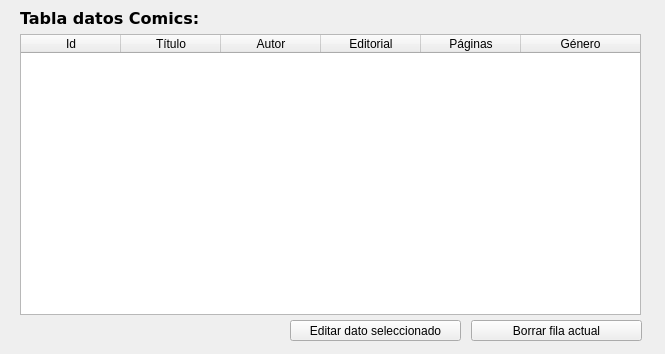
Old version of the form ejercicio06guiComicsMysql2/ventanas/ventana_nueva_tabla.ui in the repository trecebarrado/nacho.
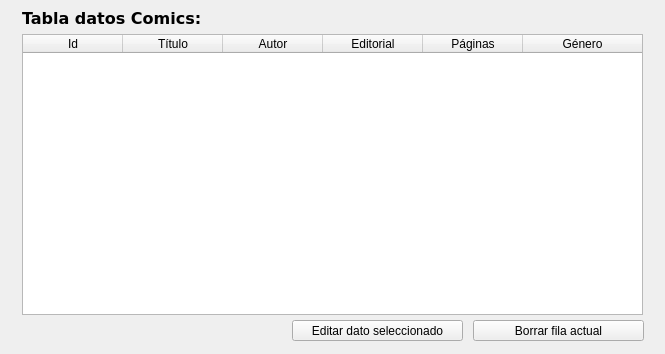
New version of the form.

```diff
--- a/ejercicio06guiComicsMysql2/ventanas/ventana_nueva_tabla.ui
+++ b/ejercicio06guiComicsMysql2/ventanas/ventana_nueva_tabla.ui
@@ -17,9 +17,9 @@
    <widget class="QLabel" name="lbl_tabla">
     <property name="geometry">
      <rect>
-      <x>20</x>
+      <x>22</x>
       <y>3</y>
-      <width>231</width>
+      <width>191</width>
       <height>31</height>
      </rect>
     </property>
@@ -38,7 +38,7 @@
    <widget class="QTableWidget" name="tbl_tabla">
     <property name="geometry">
      <rect>
-      <x>20</x>
+      <x>22</x>
       <y>34</y>
       <width>621</width>
       <height>281</height>
@@ -111,7 +111,7 @@
    <widget class="QPushButton" name="btn_borrar">
     <property name="geometry">
      <rect>
-      <x>471</x>
+      <x>473</x>
       <y>320</y>
       <width>171</width>
       <height>21</height>
@@ -129,7 +129,7 @@
    <widget class="QPushButton" name="btn_cambiar">
     <property name="geometry">
      <rect>
-      <x>290</x>
+      <x>292</x>
       <y>320</y>
       <width>171</width>
       <height>21</height>
@@ -144,6 +144,51 @@
      <string>Editar dato seleccionado</string>
     </property>
    </widget>
+   <widget class="QPushButton" name="btn_click">
+    <property name="geometry">
+     <rect>
+      <x>-2</x>
+      <y>-2</y>
+      <width>670</width>
+      <height>360</height>
+     </rect>
+    </property>
+    <property name="styleSheet">
+     <string notr="true">* {
+	background-color: transparent;
+	border: none;
+}</string>
+    </property>
+    <property name="text">
+     <string/>
+    </property>
+   </widget>
+   <widget class="QPushButton" name="btn_clear">
+    <property name="geometry">
+     <rect>
+      <x>23</x>
+      <y>35</y>
+      <width>32</width>
+      <height>29</height>
+     </rect>
+    </property>
+    <property name="styleSheet">
+     <string notr="true">* {
+	background-color: transparent;
+	border: none;
+	min-width: 1px;
+}</string>
+    </property>
+    <property name="text">
+     <string/>
+    </property>
+   </widget>
+   <zorder>btn_click</zorder>
+   <zorder>lbl_tabla</zorder>
+   <zorder>tbl_tabla</zorder>
+   <zorder>btn_borrar</zorder>
+   <zorder>btn_cambiar</zorder>
+   <zorder>btn_clear</zorder>
   </widget>
  </widget>
  <tabstops>
```
